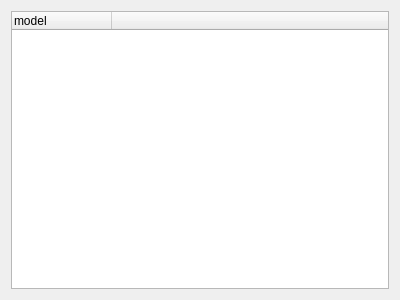
Old version of the form ui/modelbrowser.ui in the repository ijknabla/OpenModelicaRunner.
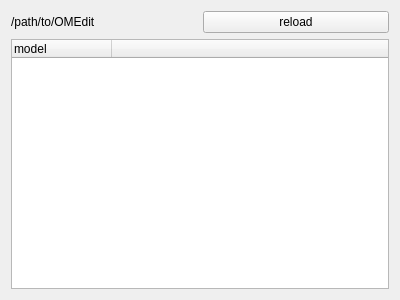
New version of the form.

The edit to the form file:
```diff
--- a/ui/modelbrowser.ui
+++ b/ui/modelbrowser.ui
@@ -13,8 +13,32 @@
   <property name="windowTitle">
    <string>ModelBrowser</string>
   </property>
-  <layout class="QGridLayout" name="gridLayout">
-   <item row="0" column="0">
+  <layout class="QVBoxLayout" name="verticalLayout">
+   <item>
+    <layout class="QHBoxLayout" name="horizontalLayout">
+     <item>
+      <widget class="QLabel" name="workDirectoryLabel">
+       <property name="text">
+        <string>/path/to/OMEdit</string>
+       </property>
+      </widget>
+     </item>
+     <item>
+      <widget class="QPushButton" name="reloadPushButton">
+       <property name="sizePolicy">
+        <sizepolicy hsizetype="Minimum" vsizetype="Minimum">
+         <horstretch>0</horstretch>
+         <verstretch>0</verstretch>
+        </sizepolicy>
+       </property>
+       <property name="text">
+        <string>reload</string>
+       </property>
+      </widget>
+     </item>
+    </layout>
+   </item>
+   <item>
     <widget class="QTreeWidget" name="treeWidget">
      <column>
       <property name="text">
```
Left out of the diff: 2 changed lines with no effect on the pictures.
